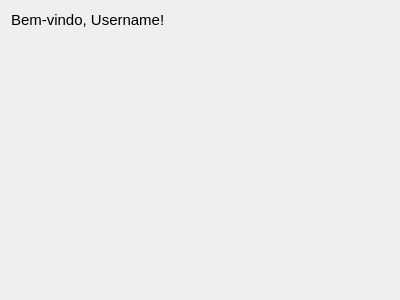
Above: src/gui/ui/MainForm.ui from iagoofelipe/ControleFinanceiro before the change. Below: the same form after it.
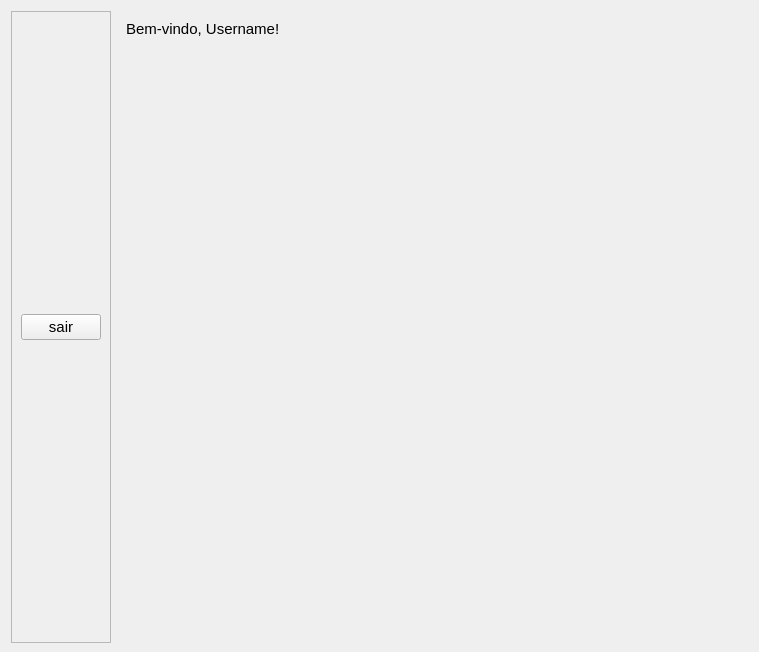
That is the form after the change.

```diff
--- a/src/gui/ui/MainForm.ui
+++ b/src/gui/ui/MainForm.ui
@@ -6,8 +6,8 @@
    <rect>
     <x>0</x>
     <y>0</y>
-    <width>400</width>
-    <height>300</height>
+    <width>759</width>
+    <height>652</height>
    </rect>
   </property>
   <property name="font">
@@ -19,8 +19,39 @@
   <property name="windowTitle">
    <string>Form</string>
   </property>
+  <layout class="QHBoxLayout" name="horizontalLayout">
+   <property name="bottomMargin">
+    <number>9</number>
+   </property>
+   <item>
+    <widget class="QFrame" name="frameSidebar">
+     <property name="sizePolicy">
+      <sizepolicy hsizetype="Fixed" vsizetype="Preferred">
+       <horstretch>0</horstretch>
+       <verstretch>0</verstretch>
+      </sizepolicy>
+     </property>
+     <property name="frameShape">
+      <enum>QFrame::StyledPanel</enum>
+     </property>
+     <property name="frameShadow">
+      <enum>QFrame::Raised</enum>
+     </property>
   <layout class="QVBoxLayout" name="verticalLayout">
    <item>
+       <widget class="QPushButton" name="btnSair">
+        <property name="text">
+         <string>sair</string>
+        </property>
+       </widget>
+      </item>
+     </layout>
+    </widget>
+   </item>
+   <item>
+    <widget class="QWidget" name="widContent" native="true">
+     <layout class="QVBoxLayout" name="verticalLayout_2">
+      <item>
     <widget class="QLabel" name="labelUsername">
      <property name="text">
       <string>Bem-vindo, Username!</string>
@@ -39,6 +70,9 @@
       </size>
      </property>
     </spacer>
+      </item>
+     </layout>
+    </widget>
    </item>
   </layout>
  </widget>
```
Lines whose indentation alone changed are shown as unchanged.
